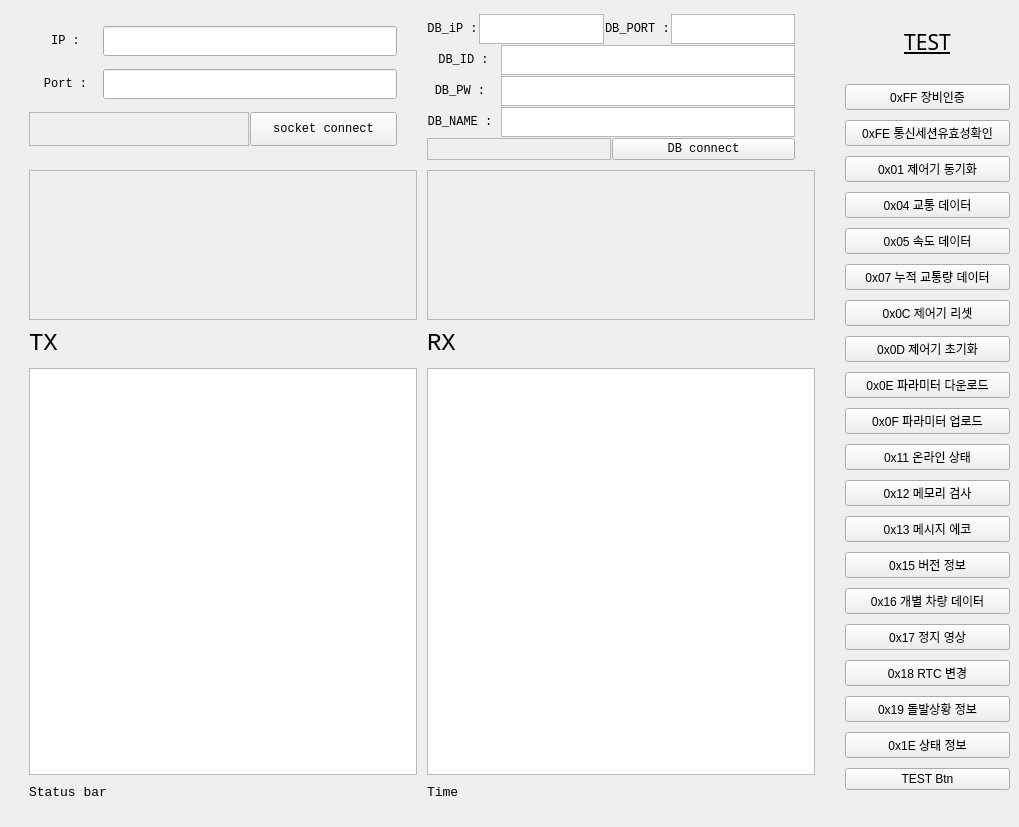
This is main.ui in gov1832/hbrain_VDS_COM_test as Qt 5 draws it before an edit. The edited form follows.
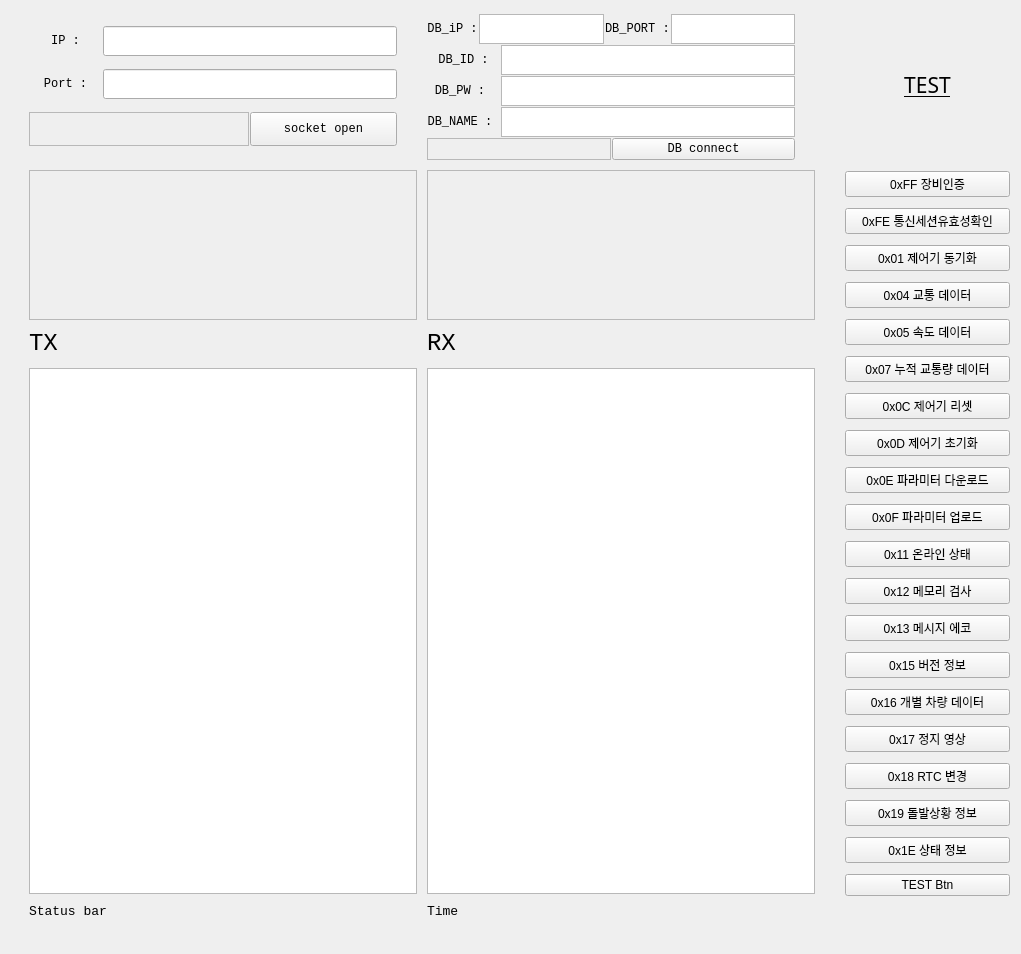
This is the edited form.

```diff
--- a/main.ui
+++ b/main.ui
@@ -6,8 +6,8 @@
    <rect>
     <x>0</x>
     <y>0</y>
-    <width>1019</width>
-    <height>827</height>
+    <width>1021</width>
+    <height>954</height>
    </rect>
   </property>
   <property name="windowTitle">
@@ -19,7 +19,7 @@
      <x>9</x>
      <y>9</y>
      <width>1001</width>
-     <height>811</height>
+     <height>930</height>
     </rect>
    </property>
    <layout class="QHBoxLayout" name="main_layout" stretch="5,1">
@@ -154,7 +154,7 @@
              </font>
             </property>
             <property name="text">
-             <string>socket connect</string>
+             <string>socket open</string>
             </property>
            </widget>
           </item>
```
